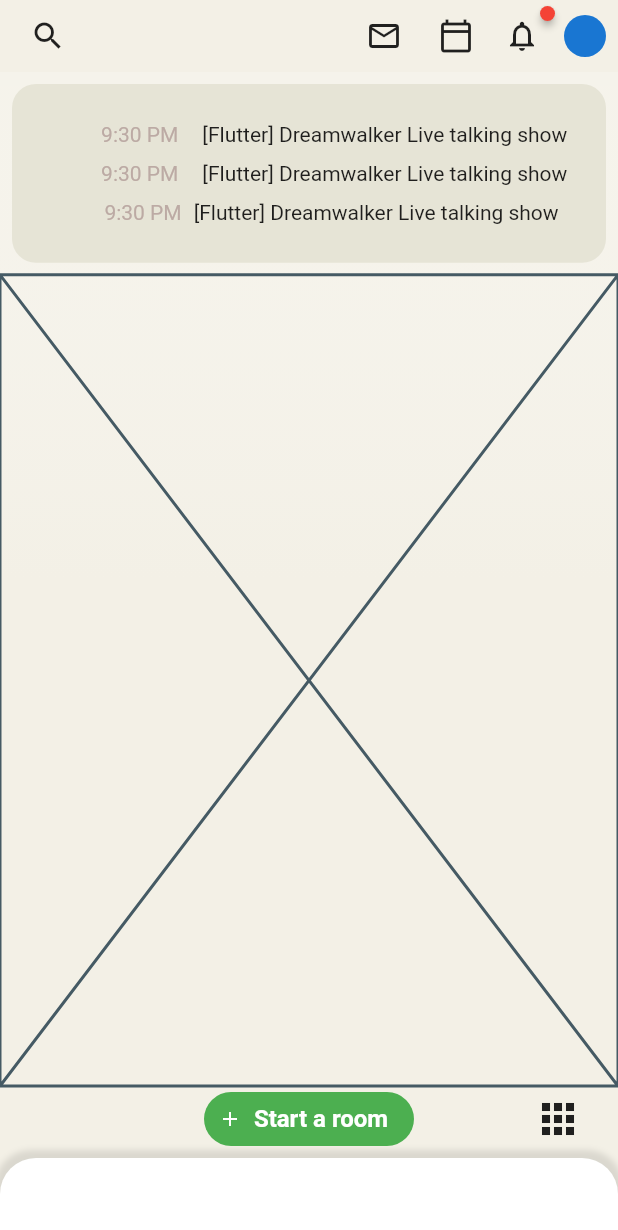
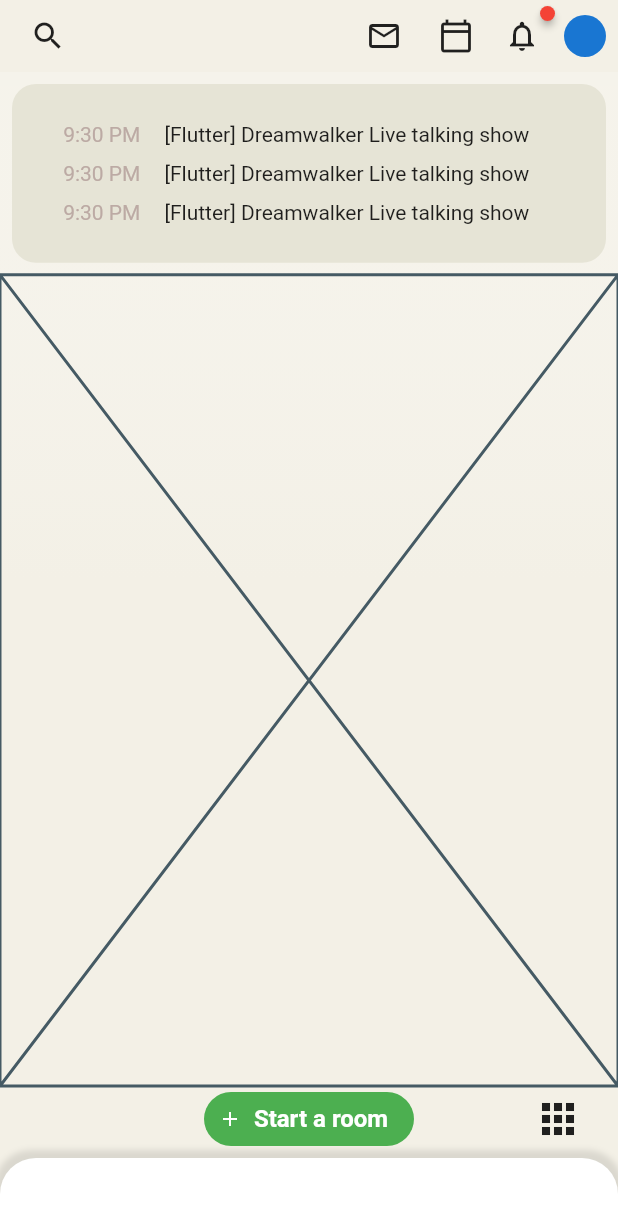
Before and after one commit to JAICHANGPARK/flutter_notebook_11th_story, a Flutter app: the screen it shows after launch, on a phone screen of 412 x 824 dp. Shown: the top 1230 px of the screen. Run offline on Flutter 3.47's test engine with Material 2 defaults, Android fonts, the phone set to English and light mode, and no system bars; drawn by our look-alikes of badges; our stand-ins replace backdrop.

Commit message:
Update clubhouse_home_page.dart

```diff
--- a/lib/ep701_clubhouse/ui/clubhouse_home_page.dart
+++ b/lib/ep701_clubhouse/ui/clubhouse_home_page.dart
@@ -72,7 +72,7 @@ class _ClubhouseHomePageState extends State<ClubhouseHomePage> {
                             Row(
                               children: [
                                 Expanded(
-                                    flex: 3, child: Align(alignment: Alignment.centerRight, child: Text("9:30 PM",
+                                    flex: 2, child: Align(alignment: Alignment.centerRight, child: Text("9:30 PM",
                                 style: TextStyle(
                                   color: Colors.brown[200]
                                 ),))),
@@ -88,7 +88,7 @@ class _ClubhouseHomePageState extends State<ClubhouseHomePage> {
                             Row(
                               children: [
                                 Expanded(
-                                    flex: 3, child: Align(alignment: Alignment.centerRight, child: Text("9:30 PM",
+                                    flex: 2, child: Align(alignment: Alignment.centerRight, child: Text("9:30 PM",
                                   style: TextStyle(
                                       color: Colors.brown[200]
                                   ),))),
@@ -104,11 +104,11 @@ class _ClubhouseHomePageState extends State<ClubhouseHomePage> {
                             Row(
                               children: [
                                 Expanded(
-                                    flex: 3, child: Align(alignment: Alignment.centerRight, child: Text("9:30 PM",
+                                    flex: 2, child: Align(alignment: Alignment.centerRight, child: Text("9:30 PM",
                                   style: TextStyle(
                                       color: Colors.brown[200]
                                   ),))),
-                                SizedBox(width: 8,),
+                                SizedBox(width: 16,),
                                 Expanded(
                                     flex: 8,
                                     child: Text(
```
